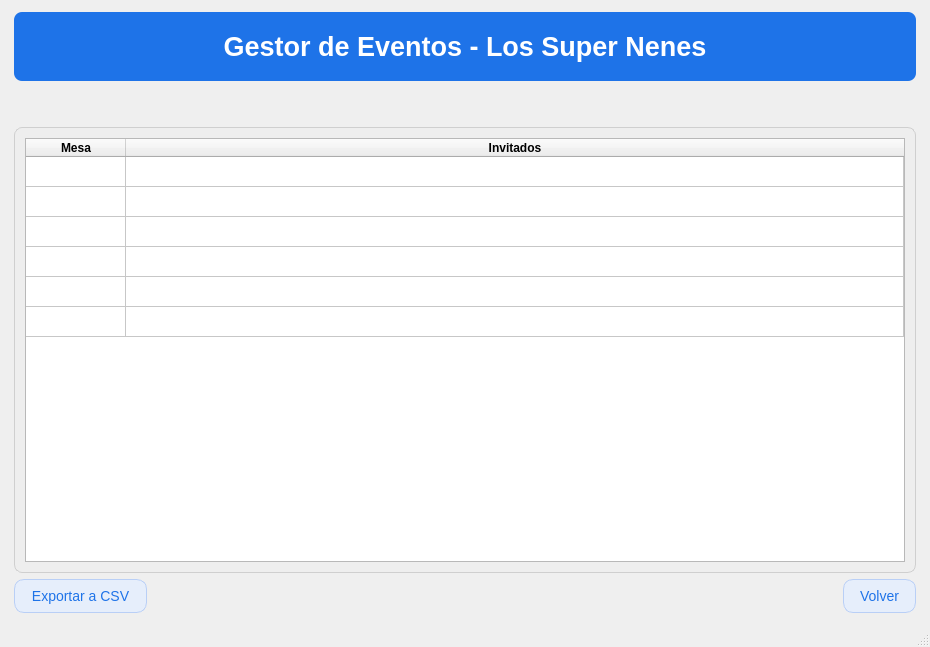
This is interfazes/.ui/home-evento-listado_mesas.ui in moramirete/organizadorEventos as Qt 5 draws it before an edit. The edited form follows.
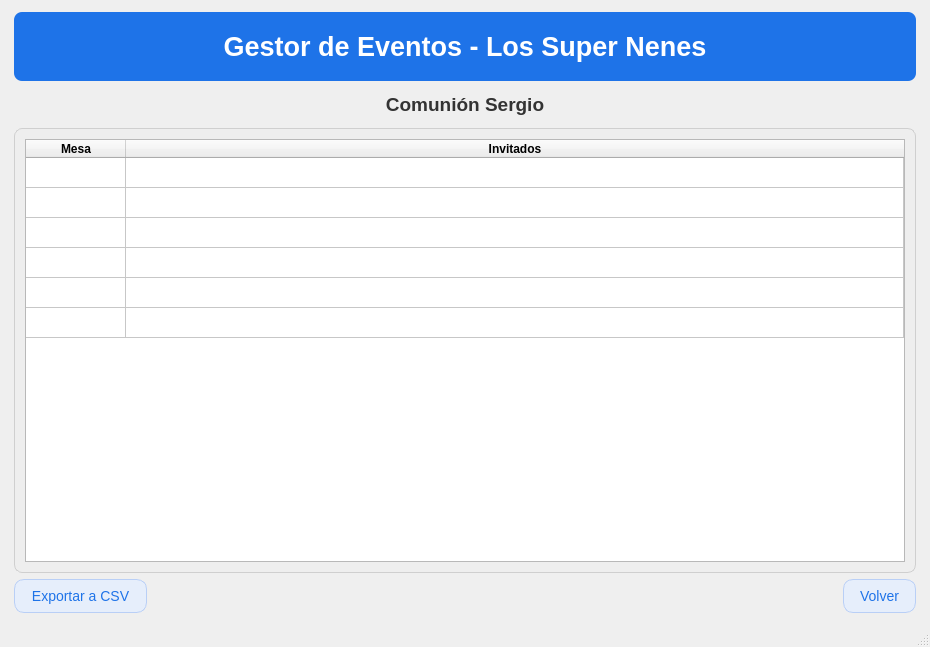
This is the edited form.

Commit message:
Revert "Cambios interfaz"
This reverts commit 8d55ce7da3f2358627e46c3f41a298141aca4576.

Patch:
```diff
--- a/interfazes/.ui/home-evento-listado_mesas.ui
+++ b/interfazes/.ui/home-evento-listado_mesas.ui
@@ -53,7 +53,7 @@
        <string notr="true">QLabel{font-size:14pt; font-weight:600; color:#333; margin:6px 0;}</string>
       </property>
       <property name="text">
-       <string/>
+       <string>Comunión Sergio</string>
       </property>
       <property name="alignment">
        <set>Qt::AlignCenter</set>
```
The commit also changes 1 other file.
